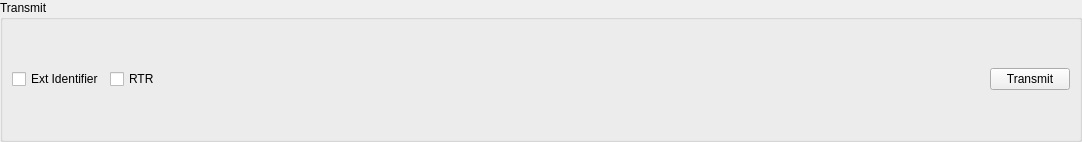
Qt form TransmitWidget.ui (tixiv/CAN-Monitor-qt) before a commit.
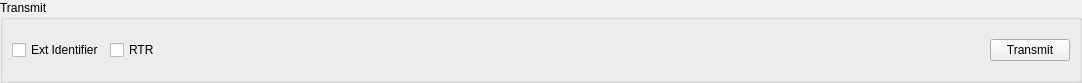
The same form after that commit.

```diff
--- a/TransmitWidget.ui
+++ b/TransmitWidget.ui
@@ -7,7 +7,7 @@
     <x>0</x>
     <y>0</y>
     <width>1082</width>
-    <height>142</height>
+    <height>83</height>
    </rect>
   </property>
   <property name="windowTitle">
```
